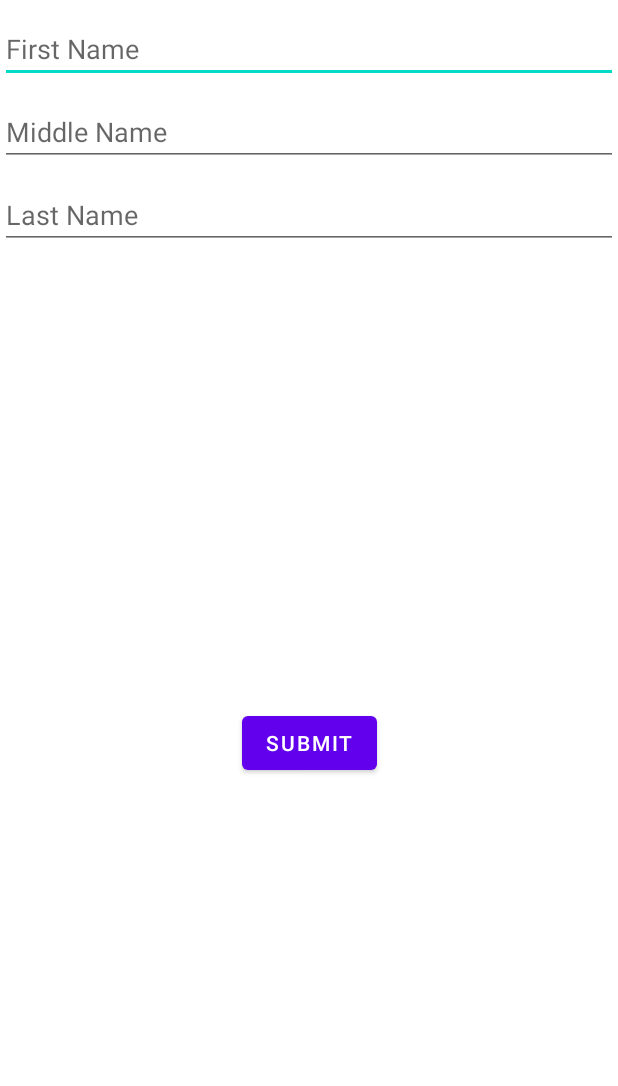
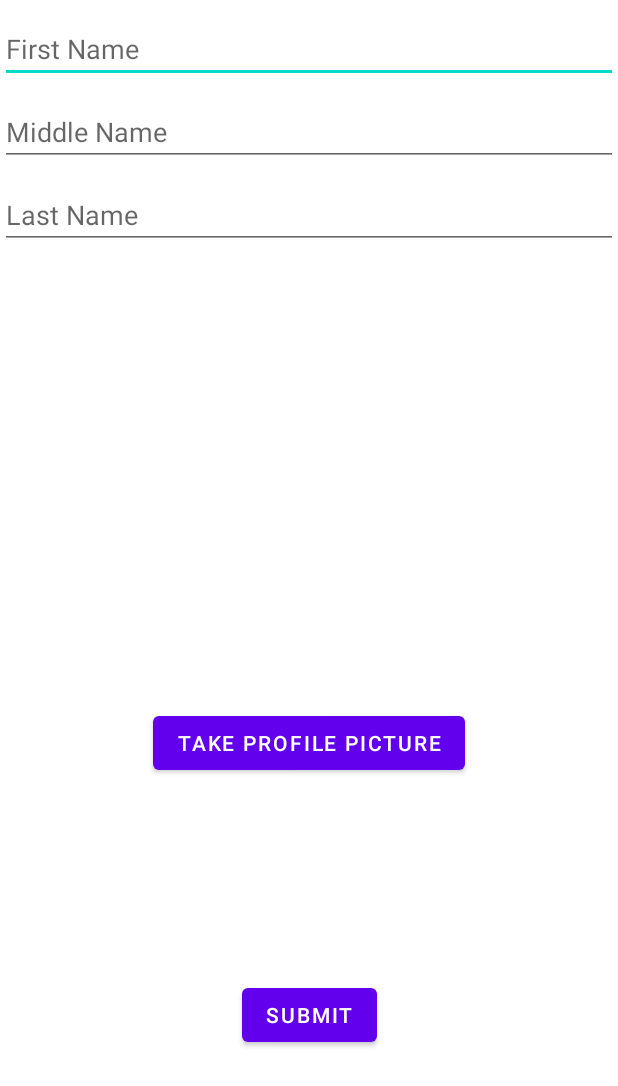
Before and after one commit to NateLanza/4530_App1, an Android app: the screen it shows after launch (FormActivity), on a phone screen of 412 x 824 dp. Shown: the top 1086 px of the screen. Run offline under Robolectric (Android 15) with nearby library versions, the phone set to English and light mode, and no system bars; our stand-ins replace navigation-ui.

Commit message:
Taking pics B)

```diff
--- a/app/src/main/res/layout/activity_form.xml
+++ b/app/src/main/res/layout/activity_form.xml
@@ -46,6 +46,27 @@
             app:layout_constraintTop_toBottomOf="@+id/middleName" />
 
         <Button
+            android:id="@+id/picButton"
+            android:layout_width="wrap_content"
+            android:layout_height="wrap_content"
+            android:text="Take profile picture"
+            app:layout_constraintBottom_toBottomOf="parent"
+            app:layout_constraintEnd_toEndOf="parent"
+            app:layout_constraintStart_toStartOf="parent"
+            app:layout_constraintTop_toBottomOf="@+id/lastName"
+            />
+
+        <ImageView
+            android:id="@+id/picView"
+            android:layout_width="wrap_content"
+            android:layout_height="wrap_content"
+            android:layout_marginTop="10dp"
+            app:layout_constraintEnd_toEndOf="parent"
+            app:layout_constraintStart_toStartOf="parent"
+            app:layout_constraintTop_toBottomOf="@+id/picButton"
+            />
+
+        <Button
             android:id="@+id/nextButton"
             android:layout_width="wrap_content"
             android:layout_height="wrap_content"
@@ -53,7 +74,7 @@
             app:layout_constraintBottom_toBottomOf="parent"
             app:layout_constraintEnd_toEndOf="parent"
             app:layout_constraintStart_toStartOf="parent"
-            app:layout_constraintTop_toBottomOf="@+id/lastName" />
+            app:layout_constraintTop_toBottomOf="@+id/picView" />
 
 
 
```
Also changed, not shown: app/src/main/java/com/example/app1/FormActivity.kt (+33 -0 lines).
